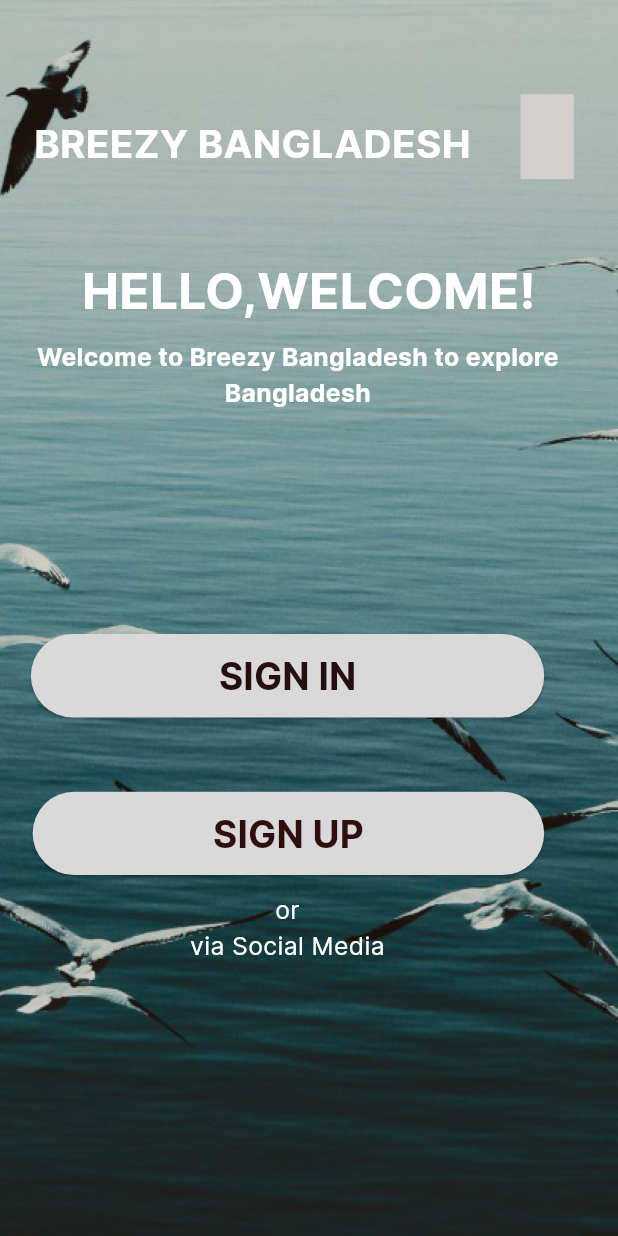
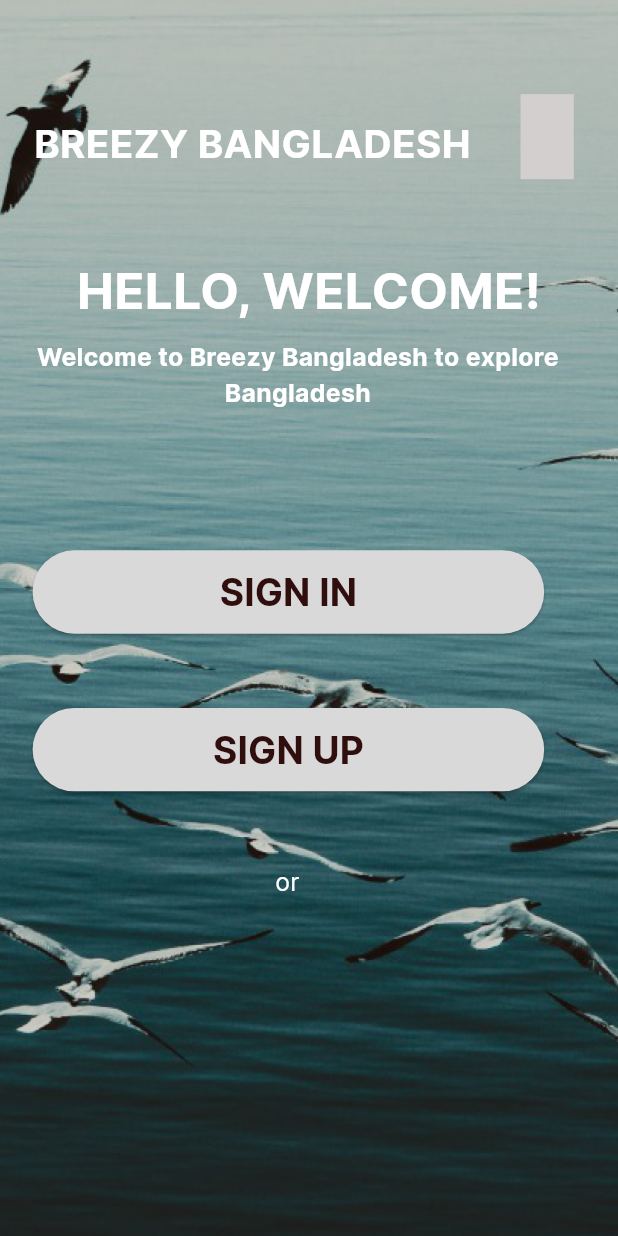
Before and after one commit to SOMBIT4/Software_Exhibition, a Flutter app: the AndroidLargeTwoScreen screen opened by its route, on a phone screen of 412 x 824 dp. Run offline on Flutter 3.47's test engine with Material 3 defaults, Android fonts, the phone set to English and light mode, and no system bars; our stand-ins replace cached_network_image, flutter_svg.

Commit message:
error fix

```diff
--- a/lib/presentation/android_large_three_screen/android_large_three_screen.dart
+++ b/lib/presentation/android_large_three_screen/android_large_three_screen.dart
@@ -9,19 +9,17 @@ class AndroidLargeThreeScreen extends StatelessWidget {
         );
 
   TextEditingController userNameController = TextEditingController();
-
   TextEditingController passwordController = TextEditingController();
-
   GlobalKey<FormState> _formKey = GlobalKey<FormState>();
 
   @override
   Widget build(BuildContext context) {
-    return SafeArea(
-      child: Scaffold(
+    return Scaffold(
+      resizeToAvoidBottomInset: false,
       extendBody: true,
       extendBodyBehindAppBar: true,
-        resizeToAvoidBottomInset: false,
-        body: Container(
+      body: SingleChildScrollView(
+        child: Container(
           width: SizeUtils.width,
           height: SizeUtils.height,
           decoration: BoxDecoration(
@@ -32,7 +30,6 @@ class AndroidLargeThreeScreen extends StatelessWidget {
               fit: BoxFit.cover,
             ),
           ),
-        //  child: SingleChildScrollView(
           padding: EdgeInsets.only(
             bottom: MediaQuery.of(context).viewInsets.bottom,
           ),
@@ -44,7 +41,7 @@ class AndroidLargeThreeScreen extends StatelessWidget {
                 horizontal: 11.h,
                 vertical: 52.v,
               ),
-                child: Column(
+              child: ListView(
                 children: [
                   _buildTwelveRow(context),
                   SizedBox(height: 5.v),
@@ -126,11 +123,9 @@ class AndroidLargeThreeScreen extends StatelessWidget {
           ),
         ),
       ),
-    //  ),
     );
   }
 
-  /// Section Widget
   Widget _buildTwelveRow(BuildContext context) {
     return Row(
       mainAxisAlignment: MainAxisAlignment.center,
--- a/lib/presentation/android_large_two_screen/android_large_two_screen.dart
+++ b/lib/presentation/android_large_two_screen/android_large_two_screen.dart
@@ -5,25 +5,22 @@ import 'package:breezybangladesh/widgets/custom_elevated_button.dart';
 import 'package:flutter/material.dart';
 
 class AndroidLargeTwoScreen extends StatelessWidget {
-  const AndroidLargeTwoScreen({Key? key})
-      : super(
-          key: key,
-        );
+  const AndroidLargeTwoScreen({Key? key}) : super(key: key);
 
   @override
   Widget build(BuildContext context) {
-    return SafeArea(
-      child: Scaffold(
+    return Scaffold(
       backgroundColor: theme.colorScheme.onPrimaryContainer,
-        body: SizedBox(
-          height: 800.v,
+      body: SingleChildScrollView(
+        child: SizedBox(
+          height: 850,
           width: double.maxFinite,
           child: Stack(
             alignment: Alignment.center,
             children: [
               CustomImageView(
                 imagePath: ImageConstant.imgImage2,
-                height: 1000.v,
+                height: 850.v,
                 width: 500.h,
                 alignment: Alignment.center,
               ),
@@ -42,7 +39,7 @@ class AndroidLargeTwoScreen extends StatelessWidget {
                       Align(
                         alignment: Alignment.center,
                         child: Text(
-                          "HELLO,WELCOME!",
+                          "HELLO, WELCOME!",
                           textAlign: TextAlign.center,
                           style: theme.textTheme.headlineLarge,
                         ),
@@ -64,18 +61,11 @@ class AndroidLargeTwoScreen extends StatelessWidget {
                       ),
                       Spacer(),
                       CustomElevatedButton(
-                        onPressed: (){
-                          Navigator.pushNamed(context, '/android_large_three_screen');
+                        onPressed: () {
+                          Navigator.pushNamed(
+                              context, '/android_large_three_screen');
                         },
                         text: "SIGN IN",
-                        margin: EdgeInsets.only(
-                          left: 18.h,
-                          right: 43.h,
-                        ),
-                      ),
-                      SizedBox(height: 48.v),
-                      CustomElevatedButton(
-                        text: "SIGN UP",
                         margin: EdgeInsets.only(
                           left: 19.h,
                           right: 43.h,
@@ -83,16 +73,34 @@ class AndroidLargeTwoScreen extends StatelessWidget {
                         buttonTextStyle:
                             CustomTextStyles.headlineSmallOnSecondaryContainer,
                       ),
+                      SizedBox(height: 48.v),
+                      Expanded(
+                        child: Column(children: [
+                          CustomElevatedButton(
+                            text: "SIGN UP",
+                            margin: EdgeInsets.only(
+                              left: 19.h,
+                              right: 43.h,
+                            ),
+                            buttonTextStyle: CustomTextStyles
+                                .headlineSmallOnSecondaryContainer,
+                          ),
+                        ]),
+                      ),
                       SizedBox(height: 11.v),
-                      Container(
+                      Expanded(
+                        child: Container(
                           width: 123.h,
                           margin: EdgeInsets.only(left: 106.h),
+                          child: SingleChildScrollView(
                             child: Text(
-                          "or\nvia Social Media",
+                              "or",
                               maxLines: 2,
                               overflow: TextOverflow.ellipsis,
                               textAlign: TextAlign.center,
                               style: theme.textTheme.bodyLarge,
+                            ),
+                          ),
                         ),
                       ),
                       SizedBox(height: 7.v),
@@ -114,7 +122,6 @@ class AndroidLargeTwoScreen extends StatelessWidget {
     );
   }
 
-  /// Section Widget
   PreferredSizeWidget _buildAppBar(BuildContext context) {
     return CustomAppBar(
       leadingWidth: double.maxFinite,
@@ -128,7 +135,6 @@ class AndroidLargeTwoScreen extends StatelessWidget {
     );
   }
 
-  /// Section Widget
   Widget _buildRowNine(BuildContext context) {
     return Align(
       alignment: Alignment.center,
@@ -137,6 +143,7 @@ class AndroidLargeTwoScreen extends StatelessWidget {
           left: 7.h,
           right: 13.h,
         ),
+        child: SingleChildScrollView(
           child: Row(
             mainAxisAlignment: MainAxisAlignment.center,
             children: [
@@ -169,6 +176,7 @@ class AndroidLargeTwoScreen extends StatelessWidget {
             ],
           ),
         ),
+      ),
     );
   }
 }
```
Lines whose indentation alone changed are shown as unchanged.
